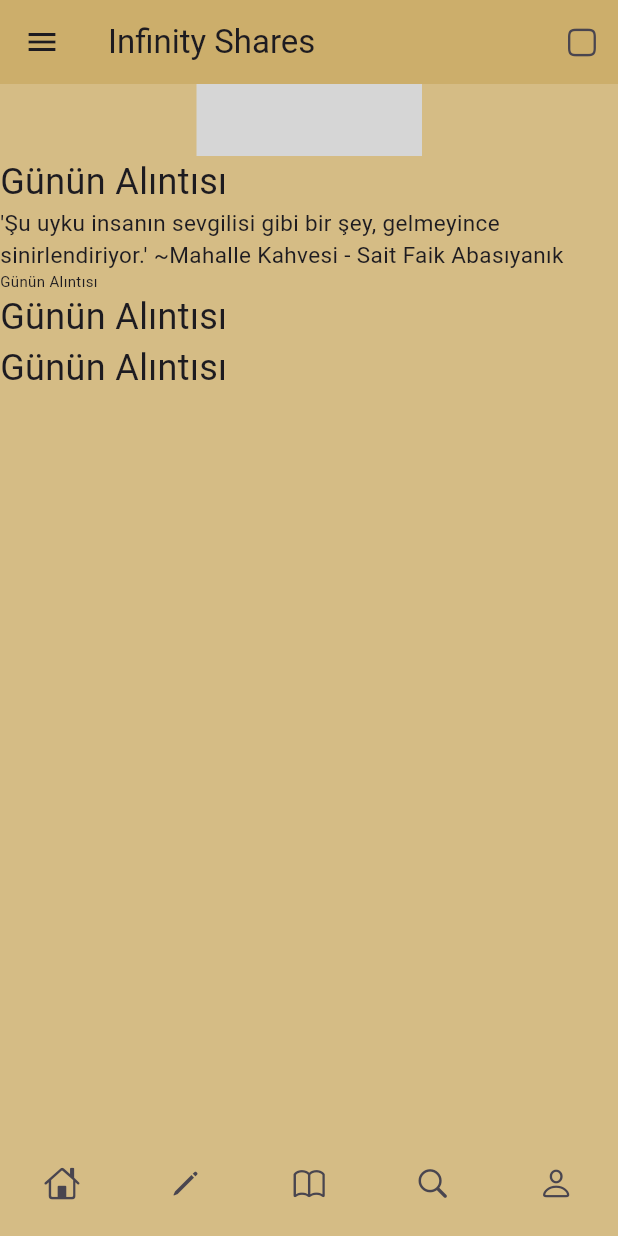
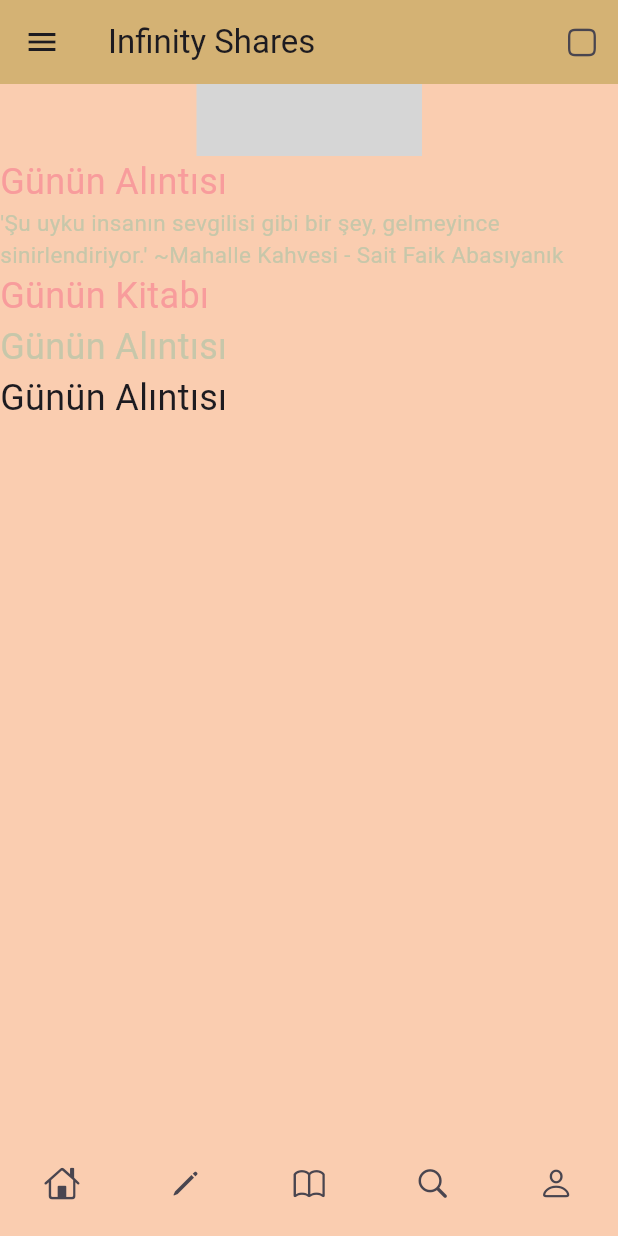
Before and after one commit to KeremAgiroz/InfiniteShelves, a Flutter app: the HomeScreen screen opened by its route, on a phone screen of 412 x 824 dp. Run offline on Flutter 3.47's test engine with Material 3 defaults, Android fonts, the phone set to English and light mode, and no system bars; our stand-ins replace go_router, lottie; missing offline and left inert: dotlottie_loader; grey boxes are pictures that could not be loaded.

Commit message:
home_screen.dart ekranında fontsize ve yazıların renk ayarları düzenlendi. Devam edilecek...

```diff
--- a/lib/core/constants.dart
+++ b/lib/core/constants.dart
@@ -3,11 +3,11 @@ import 'package:flutter/widgets.dart';
 // const arkaplanRengim = Color.fromARGB(200, 201, 170, 100);
 const colors = {
   "primary": Color.fromARGB(200, 201, 170, 100),
-  "onPrimary": Color.fromARGB(200, 201, 170, 100),
-  "secondary": Color.fromARGB(200, 201, 170, 100),
-  "onSecondary": Color.fromARGB(200, 201, 170, 100),
-  "surface": Color.fromARGB(200, 201, 170, 100),
-  "onSurface": Color.fromARGB(200, 201, 170, 100),
+  "onPrimary": Color.fromARGB(255, 240, 78, 103),
+  "secondary": Color.fromARGB(255, 130, 175, 155),
+  "onSecondary": Color.fromARGB(255, 199, 199, 170),
+  "surface": Color.fromARGB(255, 250, 205, 176),
+  "onSurface": Color.fromARGB(255, 248, 156, 156),
 };
 
 const dartcolors = {
--- a/lib/screens/home_screen.dart
+++ b/lib/screens/home_screen.dart
@@ -119,16 +119,28 @@ class HomeScreen extends StatelessWidget {
             children: [
               Text(
                 "Günün Alıntısı",
-                style: TextStyle(fontSize: 24),
+                style: TextStyle(
+                  fontSize: 24,
+                  color: colors["onSurface"],
+                ),
               ),
               Text(
                 "'Şu uyku insanın sevgilisi gibi bir şey, gelmeyince sinirlendiriyor.' ~Mahalle Kahvesi - Sait Faik Abasıyanık",
-                style: TextStyle(fontSize: 15),
+                style: TextStyle(
+                  fontSize: 15,
+                  color: colors["onSecondary"],
+                ),
               ),
-              Text("Günün Alıntısı", style: TextStyle(fontSize: 10)),
+              Text(
+                "Günün Kitabı",
+                style: TextStyle(
+                  fontSize: 24,
+                  color: colors["onSurface"],
+                ),
+              ),
               Text(
                 "Günün Alıntısı",
-                style: TextStyle(fontSize: 24),
+                style: TextStyle(fontSize: 24, color: colors["onSecondary"]),
               ),
               Text(
                 "Günün Alıntısı",
```
